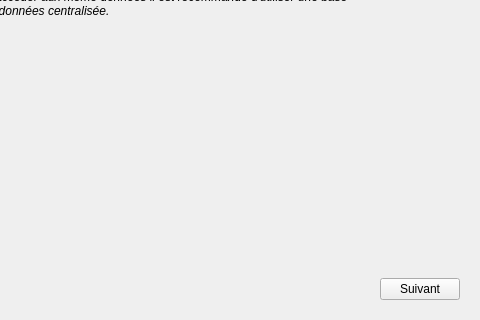
Qt form src/gui/dialogs/startedwindowsdialog.ui (FACT-Team/FactDev) before a commit; both pictures show x 300 to 780 and y 230 to 550 of the 780 by 550 pixel window.
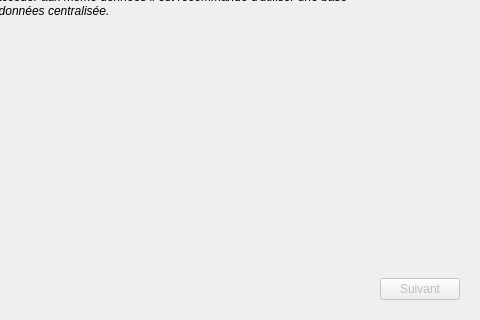
The same form after that commit. Icons and pictures are not drawn. Custom widgets are drawn as their Qt base class.

What changed in the file:
```diff
--- a/src/gui/dialogs/startedwindowsdialog.ui
+++ b/src/gui/dialogs/startedwindowsdialog.ui
@@ -175,6 +175,9 @@
          </item>
          <item>
           <widget class="QPushButton" name="btnNextTo3">
+           <property name="enabled">
+            <bool>false</bool>
+           </property>
            <property name="text">
             <string>Suivant</string>
            </property>
```
Left out of the diff: 70 changed lines with no effect on the pictures.
